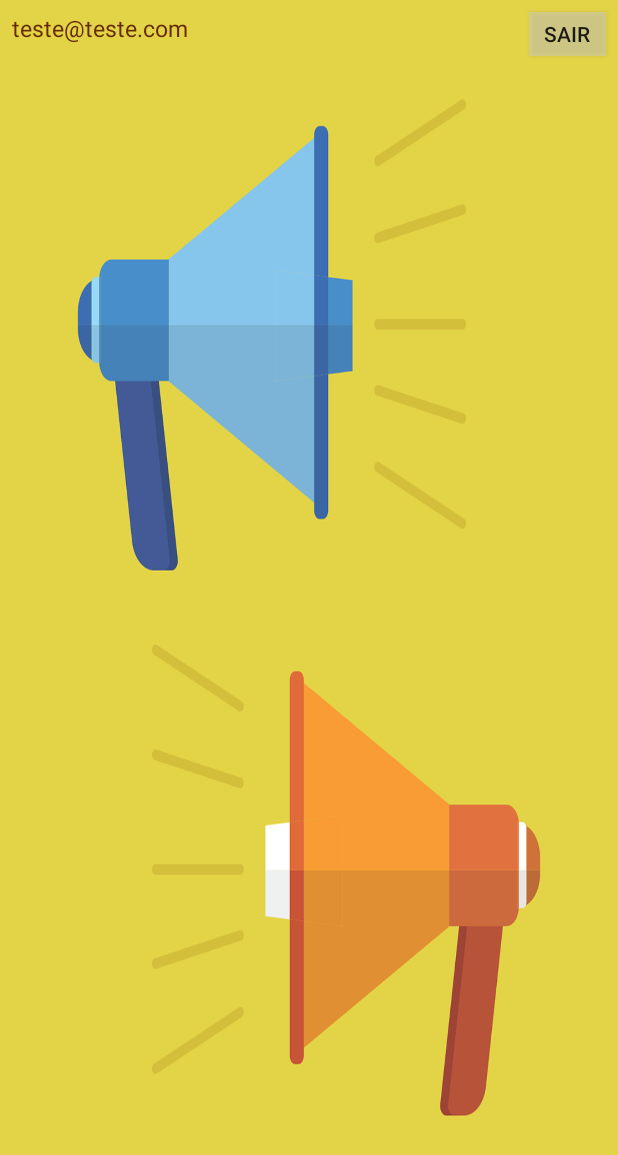
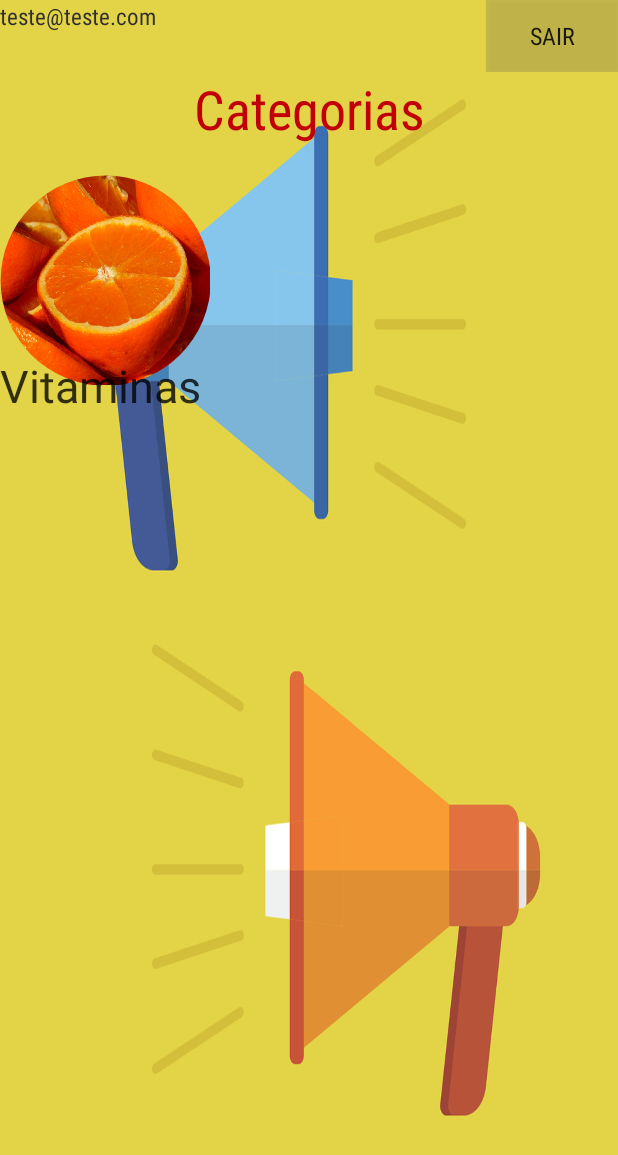
Before and after one commit to Lipe16/Jornalzinho, an Android app: the layout activity_ofertas.xml on its own in the app's theme, with its tools: preview values and no code run, on a phone screen of 412 x 824 dp. Shown: the top 1155 px of the screen. Run offline under Robolectric (Android 15) with nearby library versions, the light colour scheme and no system bars.

Commit message:
Filipe via Ubuntu 11/08/2017

```diff
--- a/app/src/main/java/ferreira/filipe/jornaldeofertas/Utilitarios/ImageViewRedondo.java
+++ b/app/src/main/java/ferreira/filipe/jornaldeofertas/Utilitarios/ImageViewRedondo.java
@@ -4,5 +4,90 @@ package ferreira.filipe.jornaldeofertas.Utilitarios;
  * Created by filipe on 10/08/17.
  */
 
-public class ImageViewRedondo {
+
+
+import android.content.Context;
+        import android.graphics.Bitmap;
+        import android.graphics.Bitmap.Config;
+        import android.graphics.Canvas;
+        import android.graphics.Paint;
+        import android.graphics.PorterDuff;
+        import android.graphics.PorterDuffXfermode;
+        import android.graphics.Rect;
+        import android.graphics.drawable.Drawable;
+        import android.util.AttributeSet;
+        import android.widget.ImageView;
+
+public class ImageViewRedondo extends android.support.v7.widget.AppCompatImageView{
+
+    public ImageViewRedondo(Context context) {
+        super(context);
+    }
+
+    public ImageViewRedondo(Context context, AttributeSet attrs) {
+        super(context, attrs);
+    }
+
+    public ImageViewRedondo(Context context, AttributeSet attrs, int defStyle) {
+        super(context, attrs, defStyle);
+    }
+
+    @Override
+    protected void onDraw(Canvas canvas) {
+
+        Drawable drawable = getDrawable();
+        if (drawable == null) {
+            return;
+        }
+        if (getWidth() == 0 || getHeight() == 0) {
+            return;
+        }
+        // pegamos o drawable e transformamos em Bitmap
+        Bitmap b = convertToBitmap(drawable, drawable.getBounds().width() ,drawable.getBounds().height());
+        // pegamos o tamanho da imagem
+        int w = getWidth(), h = getHeight();
+        // geramos a imagem redonda..
+        Bitmap roundBitmap = getCroppedBitmap(b, w);
+        //desenhamos a imagem
+        canvas.drawBitmap(roundBitmap, 0, 0, null);
+    }
+
+
+    /**
+     * Responsavel por Converter um Drawable em Bitmap
+     */
+    public Bitmap convertToBitmap(Drawable drawable, int widthPixels, int heightPixels) {
+        Bitmap mutableBitmap = Bitmap.createBitmap(widthPixels, heightPixels, Bitmap.Config.ARGB_8888);
+        Canvas canvas = new Canvas(mutableBitmap);
+        drawable.setBounds(0, 0, widthPixels, heightPixels);
+        drawable.draw(canvas);
+        return mutableBitmap;
+    }
+
+    /**
+     * Disponibiliza uma imagem redonda
+     */
+    public Bitmap getCroppedBitmap(Bitmap bmp, int radius) {
+        Bitmap sbmp;
+        // Ajustamos o tamanho, se necessario
+        if (bmp.getWidth() != radius || bmp.getHeight() != radius)
+            sbmp = Bitmap.createScaledBitmap(bmp, radius, radius, false);
+        else
+            sbmp = bmp;
+        // Nova Imagem...
+        Bitmap output = Bitmap.createBitmap(sbmp.getWidth(), sbmp.getHeight(), Config.ARGB_8888);
+        // Canvas onde iremos desenhar
+        Canvas canvas = new Canvas(output);
+        //  Configuramos o Paint...
+        final Paint paint = new Paint();
+        final Rect rect = new Rect(0, 0, sbmp.getWidth(), sbmp.getHeight());
+        paint.setAntiAlias(true);
+        paint.setFilterBitmap(true);
+        paint.setDither(true);
+        canvas.drawCircle(sbmp.getWidth() / 2 + 0.7f,  sbmp.getHeight() / 2 + 0.7f, sbmp.getWidth() / 2 + 0.1f, paint);
+        paint.setXfermode(new PorterDuffXfermode(PorterDuff.Mode.SRC_IN));
+        canvas.drawBitmap(sbmp, rect, rect, paint);
+        return output;
+    }
+
 }
--- a/app/src/main/res/layout/activity_ofertas.xml
+++ b/app/src/main/res/layout/activity_ofertas.xml
@@ -1,44 +1,83 @@
 <?xml version="1.0" encoding="utf-8"?>
-<android.support.constraint.ConstraintLayout xmlns:android="http://schemas.android.com/apk/res/android"
+<GridLayout xmlns:android="http://schemas.android.com/apk/res/android"
     xmlns:app="http://schemas.android.com/apk/res-auto"
     xmlns:tools="http://schemas.android.com/tools"
     android:layout_width="match_parent"
     android:layout_height="match_parent"
     android:background="@drawable/megafone"
+    android:columnCount="2"
+    android:rowCount="3"
     tools:context="ferreira.filipe.jornaldeofertas.OfertasActivity">
 
 
+    <RelativeLayout
+        android:layout_columnSpan="2"
+        >
+
         <TextView
             android:id="@+id/textViewEmail"
-        android:layout_width="325dp"
-        android:layout_height="22dp"
+            android:layout_width="wrap_content"
+            android:layout_height="wrap_content"
+            android:fontFamily="sans-serif-condensed"
             android:text="teste@teste.com"
-        android:textColor="#FE642A00"
-        android:textSize="15sp"
-        app:layout_constraintTop_toTopOf="parent"
-        android:layout_marginTop="8dp"
-        android:layout_marginLeft="8dp"
-        app:layout_constraintLeft_toLeftOf="parent" />
+            android:textColor="#FF2F2F2F"
+            android:textSize="15sp" />
 
         <Button
             android:id="@+id/btnSair"
-        android:layout_width="51dp"
-        android:layout_height="29dp"
-        android:layout_marginBottom="8dp"
-        android:layout_marginLeft="8dp"
-        android:layout_marginRight="8dp"
-        android:layout_marginTop="8dp"
-        android:background="#7DCECCCC"
+            android:layout_width="wrap_content"
+            android:layout_height="wrap_content"
+            android:layout_alignParentRight="true"
+            android:background="#39656462"
             android:elevation="24dp"
+            android:fontFamily="sans-serif-condensed"
             android:text="Sair"
-        app:layout_constraintBottom_toBottomOf="parent"
-        app:layout_constraintHorizontal_bias="1.0"
-        app:layout_constraintLeft_toLeftOf="parent"
-        app:layout_constraintRight_toRightOf="parent"
-        app:layout_constraintTop_toTopOf="parent"
-        app:layout_constraintVertical_bias="0.0"
-        tools:layout_editor_absoluteY="2dp"
-        tools:layout_editor_absoluteX="325dp" />
+            android:textSize="16sp" />
+    </RelativeLayout>
+
+    <RelativeLayout
+        android:layout_columnSpan="2"
+
+        >
+
+        <TextView
+            android:id="@+id/textViewTitulo"
+            android:layout_width="match_parent"
+            android:layout_height="wrap_content"
+            android:fontFamily="sans-serif-condensed"
+            android:gravity="center"
+            android:text="Categorias"
+            android:textColor="#FFC00006"
+            android:textSize="36sp" />
+
+    </RelativeLayout>
 
 
-</android.support.constraint.ConstraintLayout>
+    <RelativeLayout
+        android:layout_columnSpan="2"
+        android:layout_rowSpan="2">
+
+
+        <ferreira.filipe.jornaldeofertas.Utilitarios.ImageViewRedondo
+            android:id="@+id/ImageViewVitaminas"
+            android:layout_width="140dp"
+            android:layout_height="140dp"
+            android:layout_alignParentLeft="true"
+            android:layout_alignParentStart="true"
+            android:layout_centerVertical="true"
+            android:src="@drawable/laranja" />
+
+        <TextView
+            android:id="@+id/textView"
+            android:layout_width="wrap_content"
+            android:layout_height="wrap_content"
+            android:layout_below="@id/ImageViewVitaminas"
+            android:gravity="center"
+            android:text="Vitaminas"
+            android:textColor="@color/colorAccent"
+            android:textSize="30sp" />
+
+    </RelativeLayout>
+
+
+</GridLayout>
--- a/app/src/main/res/values/colors.xml
+++ b/app/src/main/res/values/colors.xml
@@ -2,5 +2,5 @@
 <resources>
     <color name="colorPrimary">#d97e0e</color>
     <color name="colorPrimaryDark">#303F9F</color>
-    <color name="colorAccent">#7dcccece</color>
+    <color name="colorAccent">#c8000000</color>
 </resources>
--- a/app/src/main/res/values/styles.xml
+++ b/app/src/main/res/values/styles.xml
@@ -1,7 +1,7 @@
 <resources>
 
     <!-- Base application theme. -->
-    <style name="AppTheme" parent="Theme.AppCompat.Light.DarkActionBar">
+    <style name="AppTheme" parent="Theme.AppCompat.Light.NoActionBar">
         <!-- Customize your theme here. -->
         <item name="colorPrimary">@color/colorPrimary</item>
         <item name="colorPrimaryDark">@color/colorPrimaryDark</item>
```
Also changed, not shown: app/src/main/res/drawable/vitaminas.png. Lines whose indentation alone changed are shown as unchanged.
